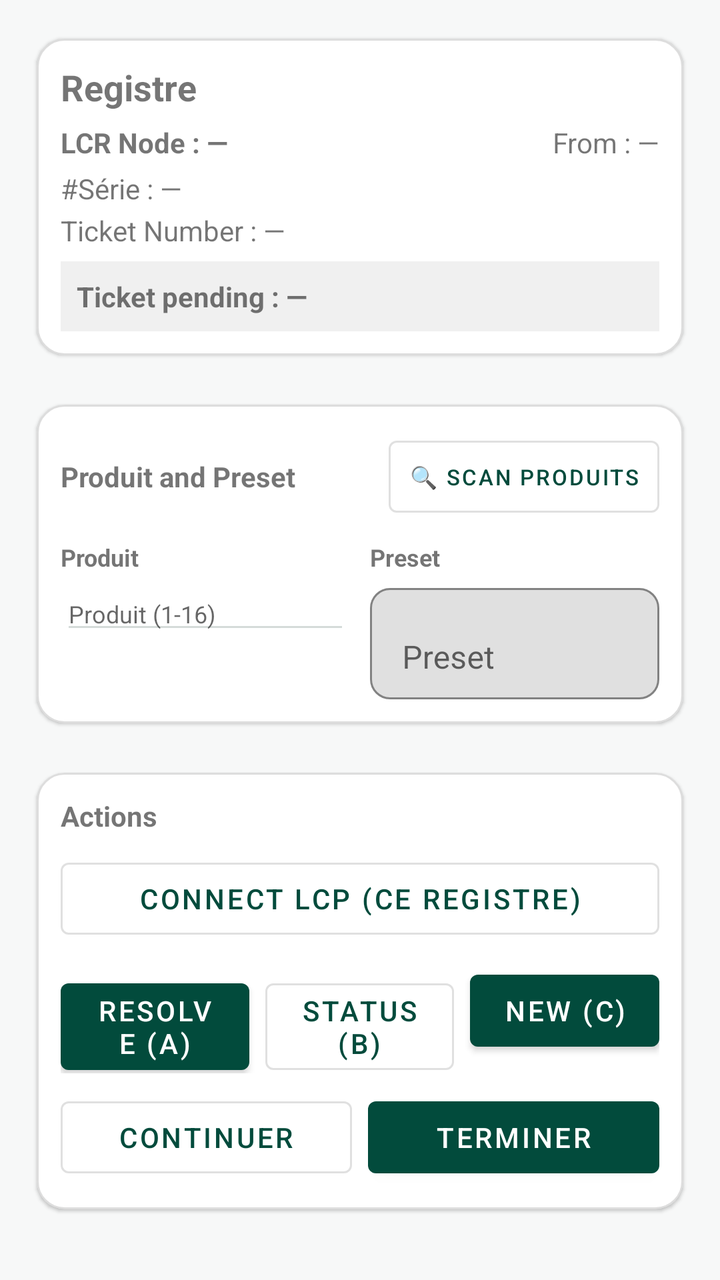
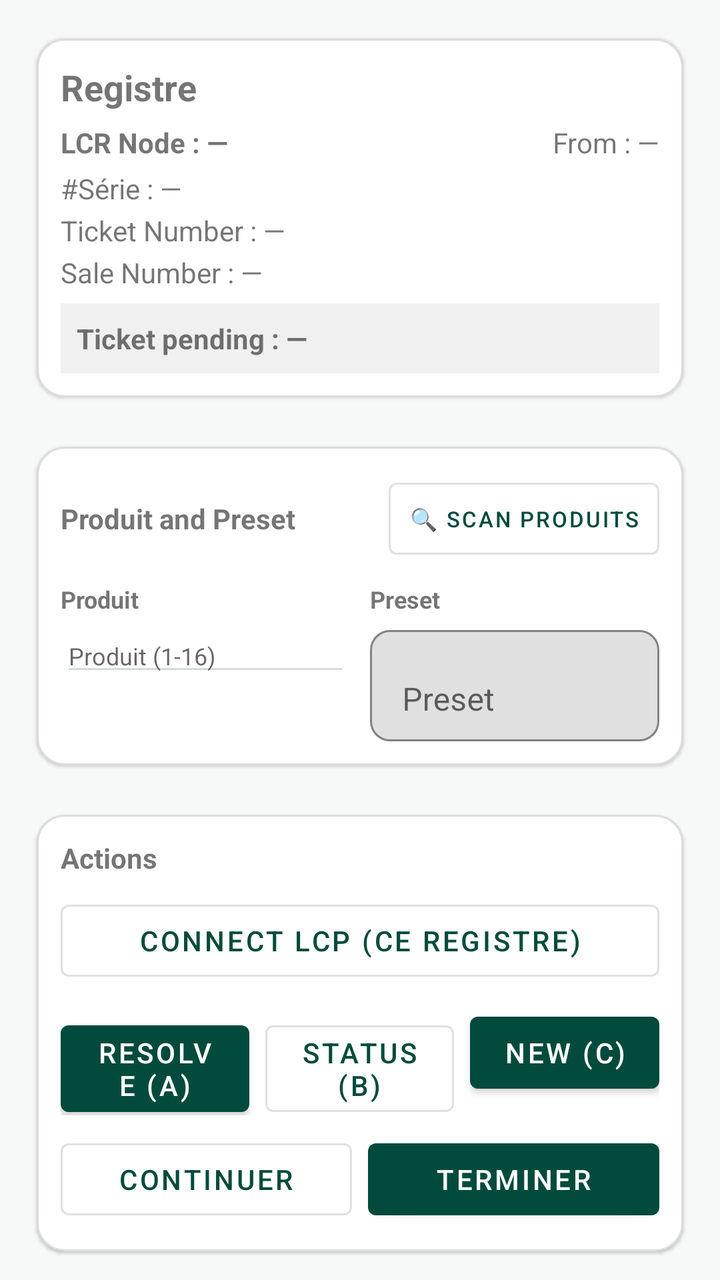

The first picture is an Android layout as it rendered before a commit; the second is the same layout after the commit. The layout source and the unified diff follow.
<!-- AndroidManifest.xml: application theme Theme.LcrFilgoEnergie -->
<!-- res/layout/fragment_register_tab.xml -->
<androidx.core.widget.NestedScrollView xmlns:android="http://schemas.android.com/apk/res/android"
    xmlns:app="http://schemas.android.com/apk/res-auto"
    android:id="@+id/regRootScroll"
    android:layout_width="match_parent"
    android:layout_height="match_parent"
    android:fillViewport="true"
    android:padding="12dp">

    <LinearLayout
        android:id="@+id/regRoot"
        android:layout_width="match_parent"
        android:layout_height="wrap_content"
        android:orientation="vertical">

        
        <com.google.android.material.card.MaterialCardView
            android:layout_width="match_parent"
            android:layout_height="wrap_content"
            app:cardUseCompatPadding="true"
            app:cardCornerRadius="14dp"
            app:strokeWidth="1dp"
            app:strokeColor="#22000000">

            <LinearLayout
                android:layout_width="match_parent"
                android:layout_height="wrap_content"
                android:orientation="vertical"
                android:padding="12dp">

                <TextView
                    android:id="@+id/txtRegHeader"
                    android:layout_width="match_parent"
                    android:layout_height="wrap_content"
                    android:text="Registre"
                    android:textStyle="bold"
                    android:textSize="18sp" />

                
                <LinearLayout
                    android:layout_width="match_parent"
                    android:layout_height="wrap_content"
                    android:orientation="horizontal"
                    android:layout_marginTop="6dp">

                    <TextView
                        android:id="@+id/txtLcrNode"
                        android:layout_width="0dp"
                        android:layout_height="wrap_content"
                        android:layout_weight="1"
                        android:text="LCR Node : —"
                        android:textStyle="bold" />

                    <TextView
                        android:id="@+id/txtFrom"
                        android:layout_width="0dp"
                        android:layout_height="wrap_content"
                        android:layout_weight="1"
                        android:gravity="end"
                        android:text="From : —" />
                </LinearLayout>

                <TextView
                    android:id="@+id/txtSerialId"
                    android:layout_width="match_parent"
                    android:layout_height="wrap_content"
                    android:text="#Série : —"
                    android:layout_marginTop="4dp" />

                <TextView
                    android:id="@+id/txtTicketNo"
                    android:layout_width="match_parent"
                    android:layout_height="wrap_content"
                    android:text="Ticket Number : —"
                    android:layout_marginTop="2dp" />

                
                <TextView
                    android:id="@+id/txtTicketPending"
                    android:layout_width="match_parent"
                    android:layout_height="wrap_content"
                    android:text="Ticket pending : —"
                    android:textStyle="bold"
                    android:layout_marginTop="6dp"
                    android:padding="8dp"
                    android:background="#0F000000" />
            </LinearLayout>
        </com.google.android.material.card.MaterialCardView>

        
        <com.google.android.material.card.MaterialCardView
            android:layout_width="match_parent"
            android:layout_height="wrap_content"
            android:layout_marginTop="10dp"
            app:cardUseCompatPadding="true"
            app:cardCornerRadius="14dp"
            app:strokeWidth="1dp"
            app:strokeColor="#22000000">

            <LinearLayout
                android:layout_width="match_parent"
                android:layout_height="wrap_content"
                android:orientation="vertical"
                android:padding="12dp">

                <LinearLayout
                    android:layout_width="match_parent"
                    android:layout_height="wrap_content"
                    android:orientation="horizontal"
                    android:gravity="center_vertical">
                    <TextView
                        android:layout_width="0dp"
                        android:layout_height="wrap_content"
                        android:layout_weight="1"
                        android:text="Produit and Preset"
                        android:textStyle="bold"
                        android:textSize="14sp" />
                    <com.google.android.material.button.MaterialButton
                        android:id="@+id/btnScanProducts"
                        style="@style/Widget.MaterialComponents.Button.OutlinedButton"
                        android:layout_width="wrap_content"
                        android:layout_height="wrap_content"
                        android:text="🔍 Scan produits"
                        android:textSize="11sp"
                        android:paddingStart="10dp"
                        android:paddingEnd="10dp" />
                </LinearLayout>

                <LinearLayout
                    android:layout_width="match_parent"
                    android:layout_height="wrap_content"
                    android:orientation="horizontal"
                    android:layout_marginTop="8dp">

                    
                    <LinearLayout
                        android:layout_width="0dp"
                        android:layout_height="wrap_content"
                        android:layout_weight="1"
                        android:orientation="vertical">

                        <TextView
                            android:layout_width="match_parent"
                            android:layout_height="wrap_content"
                            android:text="Produit"
                            android:textStyle="bold"
                            android:textSize="12sp" />

                        <AutoCompleteTextView
                            android:id="@+id/spnProduct"
                            android:layout_width="match_parent"
                            android:layout_height="wrap_content"
                            android:layout_marginTop="2dp"
                            android:inputType="none"
                            android:focusable="false"
                            android:hint="Produit (1-16)"
                            android:textSize="12sp"
                            android:completionThreshold="1" />
                        
                    </LinearLayout>

                    
                    <LinearLayout
                        android:layout_width="0dp"
                        android:layout_height="wrap_content"
                        android:layout_weight="1"
                        android:orientation="vertical"
                        android:layout_marginStart="10dp">

                        <TextView
                            android:layout_width="match_parent"
                            android:layout_height="wrap_content"
                            android:text="Preset"
                            android:textStyle="bold"
                            android:textSize="12sp" />

                        <com.google.android.material.textfield.TextInputLayout
                            android:layout_width="match_parent"
                            android:layout_height="wrap_content"
                            android:layout_marginTop="2dp"
                            app:boxBackgroundMode="outline"
                            app:boxCornerRadiusTopStart="10dp"
                            app:boxCornerRadiusTopEnd="10dp"
                            app:boxCornerRadiusBottomStart="10dp"
                            app:boxCornerRadiusBottomEnd="10dp">

                            <com.google.android.material.textfield.TextInputEditText
                                android:id="@+id/edtPreset"
                                android:layout_width="match_parent"
                                android:layout_height="wrap_content"
                                android:hint="Preset"
                                android:inputType="numberDecimal"
                                android:singleLine="true" />
                        </com.google.android.material.textfield.TextInputLayout>
                    </LinearLayout>
                </LinearLayout>

            </LinearLayout>
        </com.google.android.material.card.MaterialCardView>

        
        <com.google.android.material.card.MaterialCardView
            android:layout_width="match_parent"
            android:layout_height="wrap_content"
            android:layout_marginTop="10dp"
            app:cardUseCompatPadding="true"
            app:cardCornerRadius="14dp"
            app:strokeWidth="1dp"
            app:strokeColor="#22000000">

            <LinearLayout
                android:layout_width="match_parent"
                android:layout_height="wrap_content"
                android:orientation="vertical"
                android:padding="12dp">

                <TextView
                    android:layout_width="match_parent"
                    android:layout_height="wrap_content"
                    android:text="Actions"
                    android:textStyle="bold"
                    android:textSize="14sp" />

                <com.google.android.material.button.MaterialButton
                    android:id="@+id/btnConnectTab"
                    style="@style/Widget.MaterialComponents.Button.OutlinedButton"
                    android:layout_width="match_parent"
                    android:layout_height="wrap_content"
                    android:text="Connect LCP (ce registre)"
                    android:layout_marginTop="8dp" />

                
                <LinearLayout
                    android:layout_width="match_parent"
                    android:layout_height="wrap_content"
                    android:orientation="horizontal"
                    android:layout_marginTop="8dp">

                    <com.google.android.material.button.MaterialButton
                        android:id="@+id/btnA"
                        android:layout_width="0dp"
                        android:layout_height="wrap_content"
                        android:layout_weight="1"
                        android:text="Resolve (A)" />

                    <com.google.android.material.button.MaterialButton
                        android:id="@+id/btnB"
                        style="@style/Widget.MaterialComponents.Button.OutlinedButton"
                        android:layout_width="0dp"
                        android:layout_height="wrap_content"
                        android:layout_weight="1"
                        android:layout_marginStart="8dp"
                        android:text="Status (B)" />

                    <com.google.android.material.button.MaterialButton
                        android:id="@+id/btnC"
                        android:layout_width="0dp"
                        android:layout_height="wrap_content"
                        android:layout_weight="1"
                        android:layout_marginStart="8dp"
                        android:text="New (C)" />
                </LinearLayout>

                
                <LinearLayout
                    android:layout_width="match_parent"
                    android:layout_height="wrap_content"
                    android:orientation="horizontal"
                    android:layout_marginTop="8dp">

                    <com.google.android.material.button.MaterialButton
                        android:id="@+id/btnContinue"
                        style="@style/Widget.MaterialComponents.Button.OutlinedButton"
                        android:layout_width="0dp"
                        android:layout_height="wrap_content"
                        android:layout_weight="1"
                        android:text="Continuer" />

                    <com.google.android.material.button.MaterialButton
                        android:id="@+id/btnFinish"
                        android:layout_width="0dp"
                        android:layout_height="wrap_content"
                        android:layout_weight="1"
                        android:layout_marginStart="8dp"
                        android:text="Terminer" />
                </LinearLayout>

                
                <com.google.android.material.button.MaterialButton
                    android:id="@+id/btnRetourWO"
                    android:layout_width="match_parent"
                    android:layout_height="wrap_content"
                    android:layout_marginTop="10dp"
                    android:text="✅ Retour au Bon de travail"
                    android:visibility="gone"
                    android:backgroundTint="#1976D2"
                    android:textColor="#FFFFFF"
                    android:textSize="16sp"
                    android:padding="12dp" />

            </LinearLayout>
        </com.google.android.material.card.MaterialCardView>

        
        <Button
            android:id="@+id/btnAnnuler"
            android:layout_width="match_parent"
            android:layout_height="wrap_content"
            android:layout_marginTop="8dp"
            android:layout_marginBottom="2dp"
            android:text="⛔ Annuler la livraison"
            android:textColor="#FFFFFF"
            android:backgroundTint="#CC2222"
            android:textStyle="bold"
            android:visibility="gone" />

        
        <com.google.android.material.card.MaterialCardView
            android:layout_width="match_parent"
            android:layout_height="wrap_content"
            android:layout_marginTop="10dp"
            app:cardUseCompatPadding="true"
            app:cardCornerRadius="14dp"
            app:strokeWidth="1dp"
            app:strokeColor="#22000000">

            <LinearLayout
                android:layout_width="match_parent"
                android:layout_height="wrap_content"
                android:orientation="vertical"
                android:padding="12dp">

                <TextView
                    android:id="@+id/txtLive"
                    android:layout_width="match_parent"
                    android:layout_height="wrap_content"
                    android:text="LIVE: (en attente)"
                    android:textStyle="bold" />

                <LinearLayout
                    android:id="@+id/liveQtyPanel"
                    android:layout_width="match_parent"
                    android:layout_height="wrap_content"
                    android:orientation="horizontal"
                    android:layout_marginTop="10dp"
                    android:background="#0F000000">

                    
                    <LinearLayout
                        android:layout_width="0dp"
                        android:layout_height="wrap_content"
                        android:layout_weight="1"
                        android:orientation="vertical"
                        android:padding="10dp">

                        <TextView
                            android:id="@+id/txtQtyNet"
                            android:layout_width="match_parent"
                            android:layout_height="wrap_content"
                            android:text="NET: 0.0"
                            android:textStyle="bold"
                            android:textSize="24sp"
                            android:textColor="#000000" />

                        <TextView
                            android:id="@+id/txtQtyGross"
                            android:layout_width="match_parent"
                            android:layout_height="wrap_content"
                            android:text="GROSS: 0.0"
                            android:textStyle="bold"
                            android:textSize="18sp"
                            android:textColor="#222222"
                            android:layout_marginTop="4dp" />
                    </LinearLayout>

                    
                    <LinearLayout
                        android:id="@+id/panelWoCumul"
                        android:layout_width="0dp"
                        android:layout_height="wrap_content"
                        android:layout_weight="1"
                        android:orientation="vertical"
                        android:padding="10dp"
                        android:background="#1A185FA5"
                        android:visibility="visible">

                        <TextView
                            android:layout_width="match_parent"
                            android:layout_height="wrap_content"
                            android:text="WO complété"
                            android:textSize="11sp"
                            android:textColor="#185FA5"
                            android:textStyle="bold" />

                        <TextView
                            android:id="@+id/txtWoCumulNet"
                            android:layout_width="match_parent"
                            android:layout_height="wrap_content"
                            android:text="Total NET: —"
                            android:textSize="16sp"
                            android:textStyle="bold"
                            android:textColor="#185FA5"
                            android:layout_marginTop="2dp" />

                        <TextView
                            android:id="@+id/txtWoCumulGross"
                            android:layout_width="match_parent"
                            android:layout_height="wrap_content"
                            android:text="Total GROSS: —"
                            android:textSize="13sp"
                            android:textColor="#185FA5"
                            android:layout_marginTop="2dp" />

                        <TextView
                            android:id="@+id/txtWoCumulCount"
                            android:layout_width="match_parent"
                            android:layout_height="wrap_content"
                            android:text=""
                            android:textSize="11sp"
                            android:textColor="#888888"
                            android:layout_marginTop="2dp" />
                    </LinearLayout>

                </LinearLayout>

            </LinearLayout>
        </com.google.android.material.card.MaterialCardView>

        
        <com.google.android.material.card.MaterialCardView
            android:layout_width="match_parent"
            android:layout_height="wrap_content"
            android:layout_marginTop="10dp"
            app:cardUseCompatPadding="true"
            app:cardCornerRadius="14dp"
            app:strokeWidth="1dp"
            app:strokeColor="#22000000">

            <LinearLayout
                android:layout_width="match_parent"
                android:layout_height="wrap_content"
                android:orientation="vertical"
                android:padding="12dp">

                <TextView
                    android:layout_width="match_parent"
                    android:layout_height="wrap_content"
                    android:text="Ticket"
                    android:textStyle="bold"
                    android:textSize="14sp" />

                <TextView
                    android:id="@+id/txtDeliveryUid"
                    android:layout_width="match_parent"
                    android:layout_height="wrap_content"
                    android:text="Delivery UID : —"
                    android:layout_marginTop="6dp" />

                
                <com.google.android.material.button.MaterialButton
                    android:id="@+id/btnReprintTicket"
                    style="@style/Widget.MaterialComponents.Button.OutlinedButton"
                    android:layout_width="match_parent"
                    android:layout_height="wrap_content"
                    android:text="Reprint (last ticket)"
                    android:layout_marginTop="8dp" />

                
                <com.google.android.material.button.MaterialButton
                    android:id="@+id/btnCustomPrint"
                    style="@style/Widget.MaterialComponents.Button.OutlinedButton"
                    android:layout_width="match_parent"
                    android:layout_height="wrap_content"
                    android:layout_marginTop="8dp"
                    android:text="🖨️ Impression custom"
                    android:visibility="gone" />

                
                <com.google.android.material.button.MaterialButton
                    android:id="@+id/btnTestPrinter"
                    style="@style/Widget.MaterialComponents.Button.OutlinedButton"
                    android:layout_width="match_parent"
                    android:layout_height="wrap_content"
                    android:layout_marginTop="8dp"
                    android:text="🖨️ Vérifier l'imprimante" />

            </LinearLayout>
        </com.google.android.material.card.MaterialCardView>

        
        <com.google.android.material.card.MaterialCardView
            android:layout_width="match_parent"
            android:layout_height="wrap_content"
            android:layout_marginTop="10dp"
            app:cardUseCompatPadding="true"
            app:cardCornerRadius="14dp"
            app:strokeWidth="1dp"
            app:strokeColor="#22000000">

            <LinearLayout
                android:layout_width="match_parent"
                android:layout_height="wrap_content"
                android:orientation="vertical"
                android:padding="12dp">

                <CheckBox
                    android:id="@+id/cbShowLog"
                    android:layout_width="wrap_content"
                    android:layout_height="wrap_content"
                    android:text="Afficher logs"
                    android:checked="false" />

                <LinearLayout
                    android:id="@+id/logPanel"
                    android:layout_width="match_parent"
                    android:layout_height="wrap_content"
                    android:orientation="vertical"
                    android:visibility="gone"
                    android:layout_marginTop="8dp">

                    <ScrollView
                        android:id="@+id/logScroll"
                        android:layout_width="match_parent"
                        android:layout_height="200dp"
                        android:fillViewport="true"
                        android:background="#111111">

                        <TextView
                            android:id="@+id/txtLog"
                            android:layout_width="match_parent"
                            android:layout_height="wrap_content"
                            android:typeface="monospace"
                            android:textIsSelectable="true"
                            android:textSize="12sp"
                            android:textColor="#00FF00"
                            android:padding="10dp" />
                    </ScrollView>

                    <LinearLayout
                        android:layout_width="match_parent"
                        android:layout_height="wrap_content"
                        android:orientation="horizontal"
                        android:gravity="end"
                        android:layout_marginTop="8dp">

                        <com.google.android.material.button.MaterialButton
                            android:id="@+id/btnClearLog"
                            style="@style/Widget.MaterialComponents.Button.TextButton"
                            android:layout_width="wrap_content"
                            android:layout_height="wrap_content"
                            android:text="Clear" />

                        <com.google.android.material.button.MaterialButton
                            android:id="@+id/btnCopyLog"
                            style="@style/Widget.MaterialComponents.Button.TextButton"
                            android:layout_width="wrap_content"
                            android:layout_height="wrap_content"
                            android:layout_marginStart="8dp"
                            android:text="Copy" />

                        <com.google.android.material.button.MaterialButton
                            android:id="@+id/btnScrollDown"
                            style="@style/Widget.MaterialComponents.Button.TextButton"
                            android:layout_width="wrap_content"
                            android:layout_height="wrap_content"
                            android:layout_marginStart="8dp"
                            android:text="Down" />
                    </LinearLayout>

                    <LinearLayout
                        android:layout_width="match_parent"
                        android:layout_height="wrap_content"
                        android:orientation="horizontal"
                        android:layout_marginTop="4dp">

                        <CheckBox
                            android:id="@+id/cbTxRx"
                            android:layout_width="wrap_content"
                            android:layout_height="wrap_content"
                            android:text="Afficher TX / RX"
                            android:checked="false" />

                        <CheckBox
                            android:id="@+id/cbLogTs"
                            android:layout_width="wrap_content"
                            android:layout_height="wrap_content"
                            android:layout_marginStart="12dp"
                            android:text="Timestamps UI + IO + API"
                            android:checked="false" />
                    </LinearLayout>

                </LinearLayout>
            </LinearLayout>
        </com.google.android.material.card.MaterialCardView>

        
        <View
            android:layout_width="match_parent"
            android:layout_height="16dp" />

    </LinearLayout>
</androidx.core.widget.NestedScrollView>
<!-- resources referenced by this layout -->
<resources>
  <style name="Theme.LcrFilgoEnergie" parent="Theme.MaterialComponents.DayNight.NoActionBar">
  
          
          <item name="colorPrimary">@color/filgo_green</item>
          <item name="colorPrimaryDark">@color/filgo_green_dark</item>
          <item name="colorSecondary">@color/filgo_green_light</item>
  
          
          <item name="colorAccent">@color/filgo_green_light</item>
  
          
          <item name="colorControlNormal">@color/outline</item>
          <item name="colorControlActivated">@color/outline_focus</item>
  
          
          <item name="android:windowBackground">@color/bg_app</item>
  
          
          <item name="buttonStyle">@style/FilgoButton</item>
          <item name="editTextStyle">@style/FilgoEditText</item>
  
      </style>
  <color name="filgo_green">#024B3C</color>
  <color name="filgo_green_dark">#01372C</color>
  <color name="filgo_green_light">#0B6B55</color>
  <color name="outline">#D5DBD9</color>
  <color name="outline_focus">@color/filgo_green</color>
  <color name="bg_app">#F7F8F8</color>
  <style name="FilgoButton" parent="Widget.MaterialComponents.Button">
          <item name="backgroundTint">@color/btn_primary_bg</item>
          <item name="android:textColor">@color/btn_primary_text</item>
          <item name="android:textAllCaps">false</item>
      </style>
  <style name="FilgoEditText" parent="Widget.MaterialComponents.TextInputEditText.OutlinedBox">
          <item name="android:textColor">@color/text_primary</item>
          <item name="android:textColorHint">@color/text_secondary</item>
          <item name="android:padding">10dp</item>
      </style>
  <color name="btn_primary_bg">@color/filgo_green</color>
  <color name="btn_primary_text">@color/text_on_green</color>
  <color name="text_primary">#111111</color>
  <color name="text_secondary">#3A3A3A</color>
  <color name="text_on_green">#FFFFFF</color>
</resources>

<!-- the commit's change to res/layout/fragment_register_tab.xml (unified diff, before → after) -->
@@ -71,6 +71,14 @@
                     android:layout_width="match_parent"
                     android:layout_height="wrap_content"
                     android:text="Ticket Number : —"
+                    android:layout_marginTop="2dp" />
+
+                
+                <TextView
+                    android:id="@+id/txtSaleNo"
+                    android:layout_width="match_parent"
+                    android:layout_height="wrap_content"
+                    android:text="Sale Number : —"
                     android:layout_marginTop="2dp" />
 
                 
